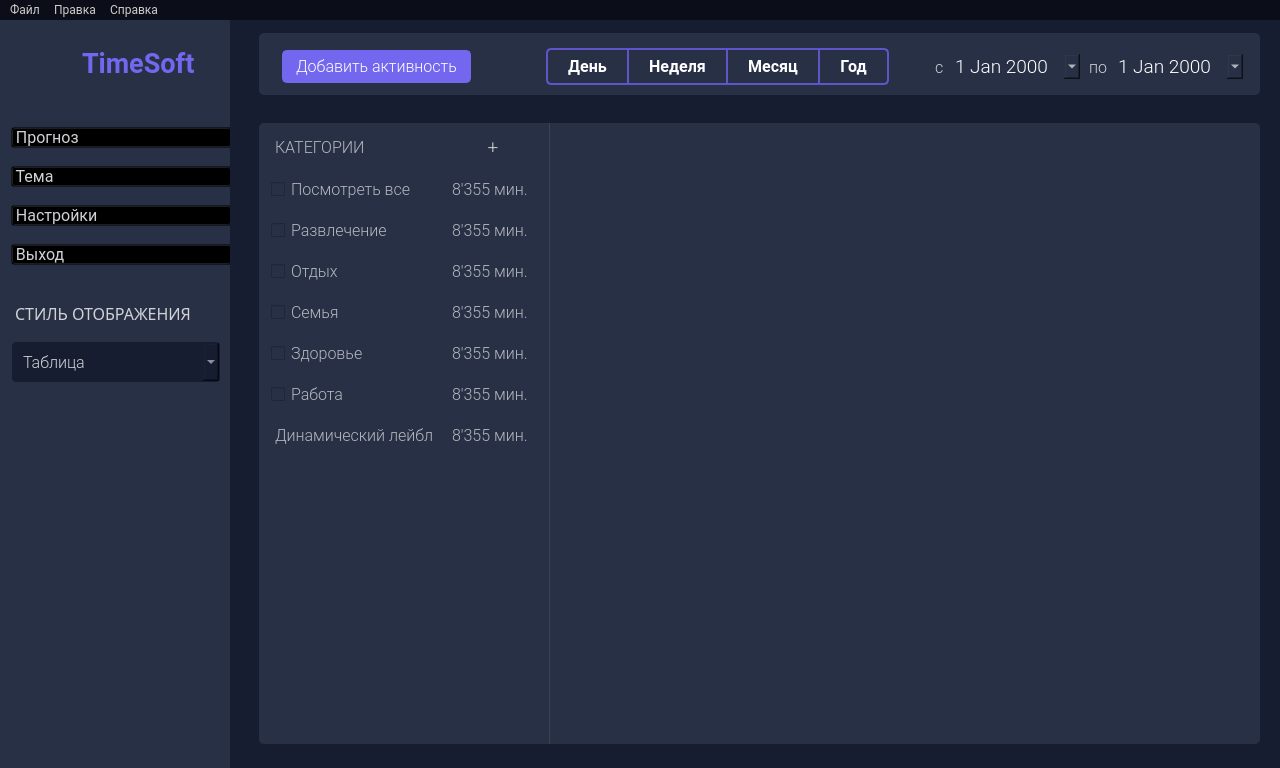
yurii-bel/project_2021, file design/mainwindow_d.ui: the form before one commit.
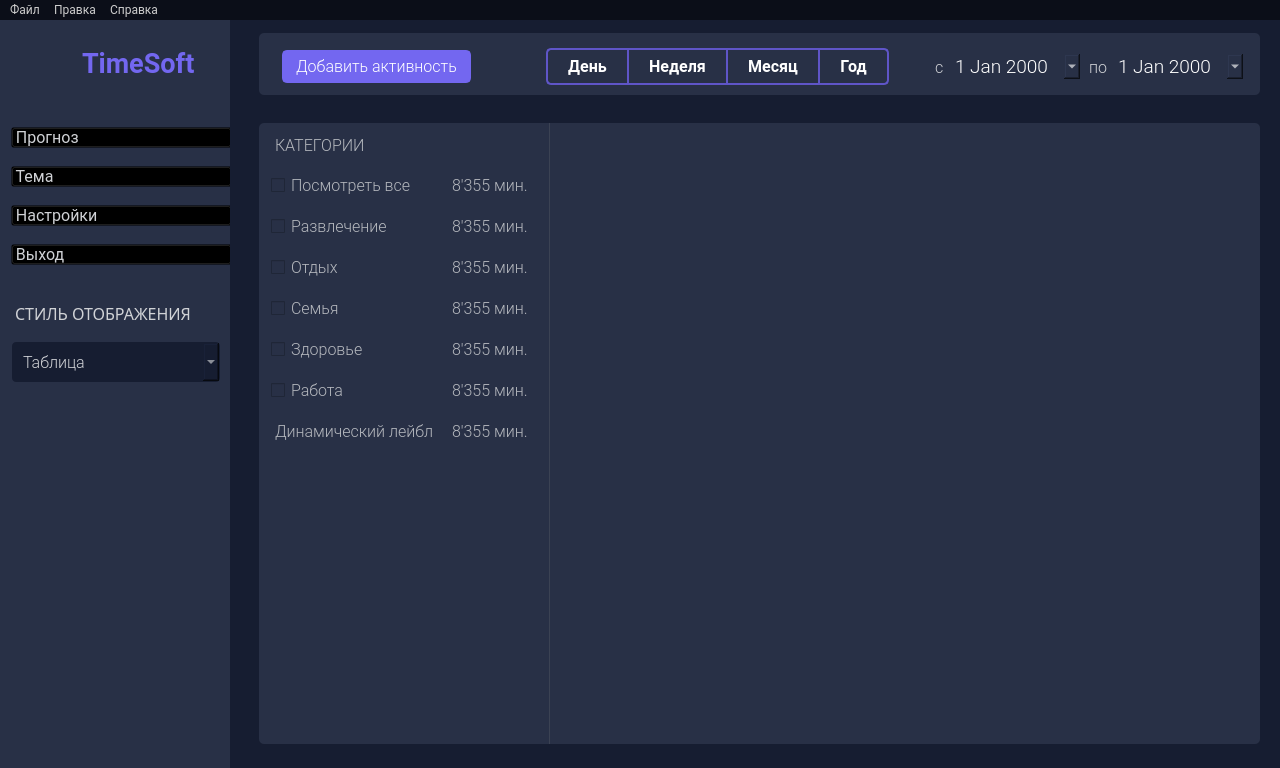
The form after the commit. Icons and pictures are not drawn.

Commit message: Убрал кнопку "+ категория".

What changed in the file:
```diff
--- a/design/mainwindow_d.ui
+++ b/design/mainwindow_d.ui
@@ -1125,55 +1125,6 @@
         </property>
        </widget>
       </item>
-      <item row="0" column="1">
-       <widget class="QPushButton" name="mainwindow_btn_cat_plus">
-        <property name="minimumSize">
-         <size>
-          <width>29</width>
-          <height>0</height>
-         </size>
-        </property>
-        <property name="maximumSize">
-         <size>
-          <width>102</width>
-          <height>102</height>
-         </size>
-        </property>
-        <property name="font">
-         <font>
-          <family>Roboto Light</family>
-          <pointsize>14</pointsize>
-          <weight>50</weight>
-          <italic>false</italic>
-          <bold>false</bold>
-          <underline>false</underline>
-          <strikeout>false</strikeout>
-         </font>
-        </property>
-        <property name="styleSheet">
-         <string notr="true">QPushButton {
-	background-color: rgb(40, 48, 70);
-	color: rgb(205, 205, 205);
-	border: 2px solid rgb(40, 48, 70);
-	border-radius: 5px;
-}
-QPushButton:hover {
-	background-color: rgba(0, 0, 0, 0);
-	color: rgb(205, 205, 205);
-	border: 2px solid #7666F8;
-}</string>
-        </property>
-        <property name="text">
-         <string>+</string>
-        </property>
-        <property name="iconSize">
-         <size>
-          <width>40</width>
-          <height>27</height>
-         </size>
-        </property>
-       </widget>
-      </item>
       <item row="1" column="0">
        <widget class="QCheckBox" name="mainwindow_checkBox_see_all">
         <property name="maximumSize">
```
The commit also changes 1 other file.
